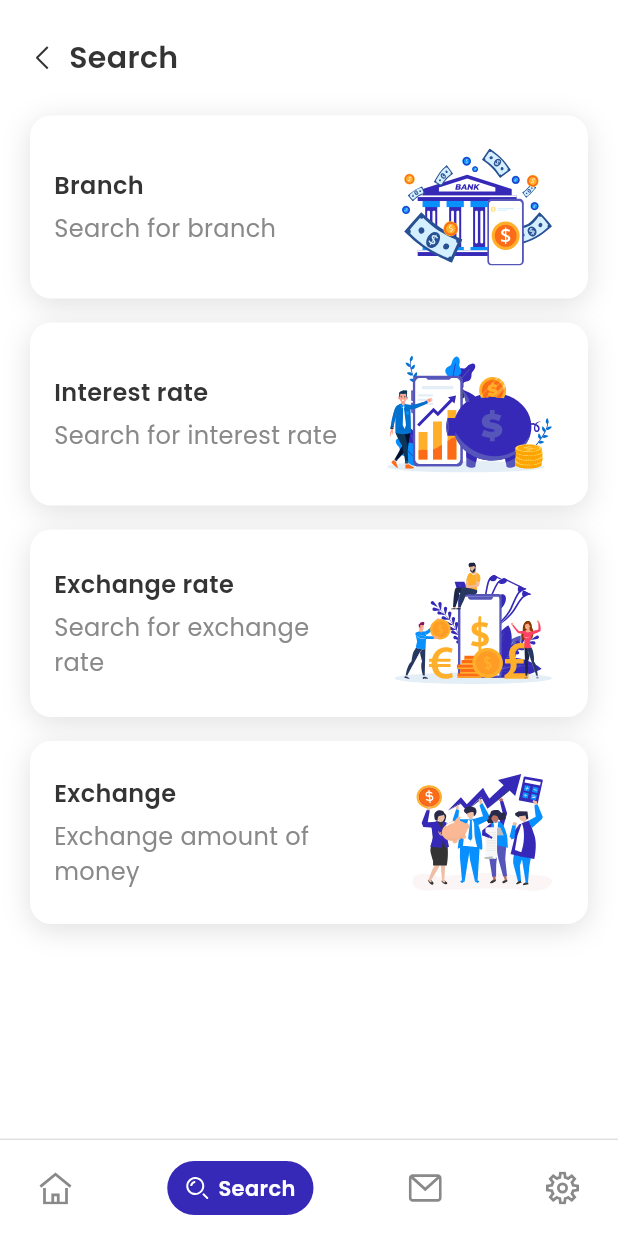
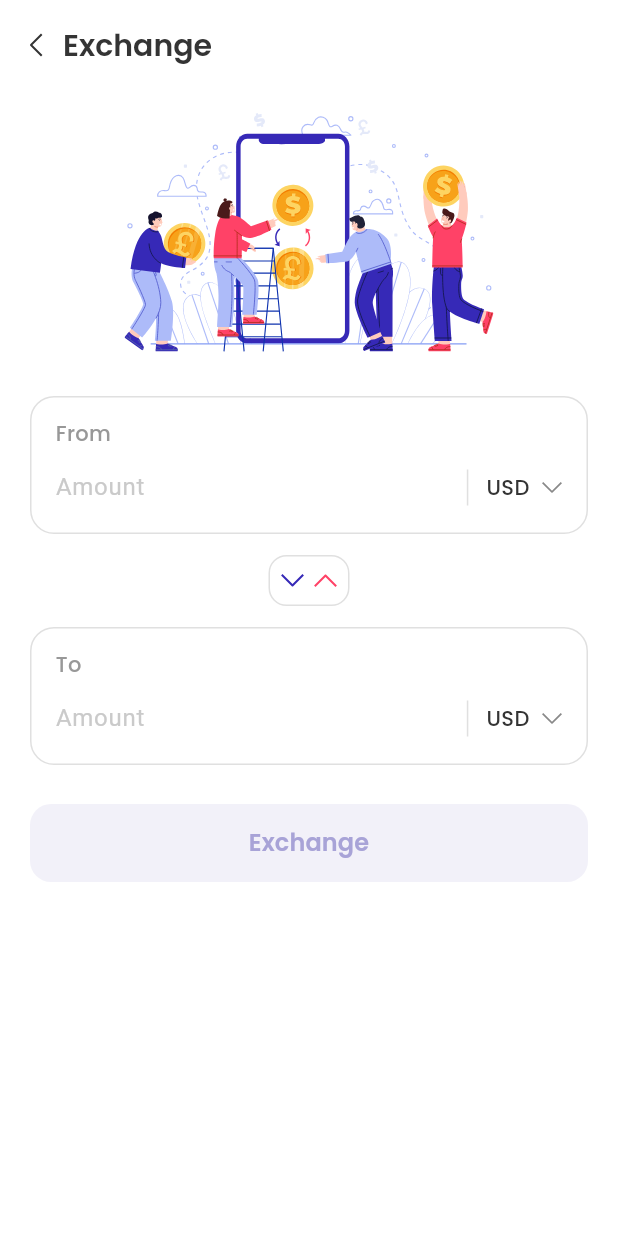
Before and after one commit to nghiaMeo/banking_application, a Flutter app: the screen it shows after launch, item 2 of the bottom bar chosen, after a tap on "Exchange", on a phone screen of 412 x 824 dp. Run offline on Flutter 3.47's test engine with Material 3 defaults, Android fonts, the phone set to English and light mode, and no system bars; our stand-ins replace dio, flutter_riverpod, flutter_svg, geolocator, google_fonts, google_maps_flutter; network calls fail; project files that could hold a hidden picture were left out.

Commit message:
build exchange page

```diff
--- a/lib/core/asset/vectors/app_vectors.dart
+++ b/lib/core/asset/vectors/app_vectors.dart
@@ -99,6 +99,8 @@ class AppVectors {
   static const transfers = '${basePathIllustration}transfer$format';
   static const successPassword =
       '${basePathIllustration}success_password$format';
+  static const currency = '${basePathIllustration}currency$format';
+
 
   //navigation_bar
   static const faceId = '${basePathNavigationBar}face_id$format';
--- a/lib/core/routing/app_router.dart
+++ b/lib/core/routing/app_router.dart
@@ -1,11 +1,14 @@
+import 'package:bank_app/features/exchange/presentation/pages/exchange_page.dart';
 import 'package:bank_app/features/home/presentation/pages/home_page.dart';
 import 'package:bank_app/features/interest/presentation/pages/interest_rate_page.dart';
 import 'package:flutter/material.dart';
 
-
 class AppRouter {
   static Widget get initialPage => const HomePage();
+
   static Widget get homePage => const HomePage();
+
   static Widget get interestRatePage => const InterestRatePage();
 
+  static Widget get exchangePage => const ExchangePage();
 }
--- /dev/null
+++ b/lib/features/exchange/presentation/pages/exchange_page.dart
@@ -0,0 +1,403 @@
+import 'package:bank_app/core/asset/vectors/app_vectors.dart';
+import 'package:bank_app/core/theme/colors_theme.dart';
+import 'package:bank_app/core/theme/typo_theme.dart';
+import 'package:bank_app/core/utils/app_bar_custom.dart';
+import 'package:bank_app/features/home/presentation/pages/home_page.dart';
+import 'package:flutter/material.dart';
+import 'package:flutter_riverpod/flutter_riverpod.dart';
+import 'package:flutter_svg/flutter_svg.dart';
+
+class ExchangePage extends ConsumerStatefulWidget {
+  const ExchangePage({super.key});
+
+  @override
+  ConsumerState<ExchangePage> createState() => _ExchangePageState();
+}
+
+class _ExchangePageState extends ConsumerState<ExchangePage> {
+  final _fromAmountController = TextEditingController();
+  final _toAmountController = TextEditingController();
+
+  final List<_CurrencyOption> _currencies = const [
+    _CurrencyOption(code: 'VND', name: 'Viet Nam Dong'),
+    _CurrencyOption(code: 'HKS', name: 'Hong Kong Dollar'),
+    _CurrencyOption(code: 'USD', name: 'Dollar'),
+    _CurrencyOption(code: 'NTS', name: 'Taiwan Dollar'),
+    _CurrencyOption(code: 'JS', name: 'Jamaika Dollar'),
+    _CurrencyOption(code: 'NTS', name: 'Taiwan Dollar'),
+    _CurrencyOption(code: 'JS', name: 'Jamaika Dollar'),
+    _CurrencyOption(code: 'NTS', name: 'Taiwan Dollar'),
+    _CurrencyOption(code: 'JS', name: 'Jamaika Dollar'),
+    _CurrencyOption(code: 'NTS', name: 'Taiwan Dollar'),
+    _CurrencyOption(code: 'JS', name: 'Jamaika Dollar'),
+    _CurrencyOption(code: 'NTS', name: 'Taiwan Dollar'),
+    _CurrencyOption(code: 'JS', name: 'Jamaika Dollar'),
+    _CurrencyOption(code: 'NTS', name: 'Taiwan Dollar'),
+    _CurrencyOption(code: 'JS', name: 'Jamaika Dollar'),
+    _CurrencyOption(code: 'NTS', name: 'Taiwan Dollar'),
+    _CurrencyOption(code: 'JS', name: 'Jamaika Dollar'),
+  ];
+
+  String _fromCurrency = 'USD';
+  String _toCurrency = 'USD';
+
+  @override
+  void initState() {
+    super.initState();
+    _fromAmountController.addListener(_onTextChanged);
+    _toAmountController.addListener(_onTextChanged);
+  }
+
+  @override
+  void dispose() {
+    _fromAmountController.removeListener(_onTextChanged);
+    _toAmountController.removeListener(_onTextChanged);
+    _fromAmountController.dispose();
+    _toAmountController.dispose();
+    super.dispose();
+  }
+
+  void _onTextChanged() {
+    if (mounted) setState(() {});
+  }
+
+  @override
+  Widget build(BuildContext context) {
+    return Scaffold(
+      backgroundColor: ColorsTheme.neutralWhite,
+      appBar: const AppBarCustom(
+        titleAppBar: 'Exchange',
+        backGroundColor: ColorsTheme.neutralWhite,
+        colorElement: ColorsTheme.neutralGreyDeep,
+        fallBackWidget: HomePage(),
+      ),
+      body: SafeArea(
+        top: false,
+        child: SingleChildScrollView(
+          padding: const EdgeInsets.fromLTRB(20, 8, 20, 24),
+          child: Column(
+            children: [
+              _buildIllustration(),
+              const SizedBox(height: 20),
+              _buildAmountCard(
+                context,
+                label: 'From',
+                controller: _fromAmountController,
+                currencyCode: _fromCurrency,
+                onCurrencyTap: () async {
+                  final selected = await _showCurrencyPicker(
+                    context,
+                    selectedCode: _fromCurrency,
+                  );
+                  if (selected == null) return;
+                  setState(() => _fromCurrency = selected);
+                },
+              ),
+              const SizedBox(height: 14),
+              _buildSwapButton(),
+              const SizedBox(height: 14),
+              _buildAmountCard(
+                context,
+                label: 'To',
+                controller: _toAmountController,
+                currencyCode: _toCurrency,
+                onCurrencyTap: () async {
+                  final selected = await _showCurrencyPicker(
+                    context,
+                    selectedCode: _toCurrency,
+                  );
+                  if (selected == null) return;
+                  setState(() => _toCurrency = selected);
+                },
+              ),
+              const SizedBox(height: 26),
+              _buildExchangeButton(context),
+            ],
+          ),
+        ),
+      ),
+    );
+  }
+
+  Widget _buildIllustration() {
+    return Padding(
+      padding: const EdgeInsets.only(top: 6),
+      child: SvgPicture.asset(
+        AppVectors.currency,
+        height: 170,
+        fit: BoxFit.contain,
+      ),
+    );
+  }
+
+  Widget _buildAmountCard(
+    BuildContext context, {
+    required String label,
+    required TextEditingController controller,
+    required String currencyCode,
+    required VoidCallback onCurrencyTap,
+  }) {
+    return Container(
+      width: double.infinity,
+      padding: const EdgeInsets.fromLTRB(16, 14, 16, 14),
+      decoration: BoxDecoration(
+        color: ColorsTheme.neutralWhite,
+        borderRadius: BorderRadius.circular(16),
+        border: Border.all(color: ColorsTheme.neutralVani),
+      ),
+      child: Column(
+        crossAxisAlignment: CrossAxisAlignment.start,
+        children: [
+          TypoTheme.bodyMedium_14(
+            context,
+            ColorsTheme.neutralGreyLight,
+            text: label,
+          ),
+          const SizedBox(height: 10),
+          Row(
+            children: [
+              Expanded(
+                child: TextField(
+                  controller: controller,
+                  keyboardType: const TextInputType.numberWithOptions(
+                    decimal: true,
+                  ),
+                  decoration: InputDecoration(
+                    isDense: true,
+                    hintText: 'Amount',
+                    hintStyle: TextStyle(color: ColorsTheme.neutralWhiteGrey),
+                    border: InputBorder.none,
+                  ),
+                ),
+              ),
+              Container(width: 1, height: 24, color: ColorsTheme.neutralVani),
+              const SizedBox(width: 12),
+              InkWell(
+                onTap: onCurrencyTap,
+                splashColor: Colors.transparent,
+                highlightColor: Colors.transparent,
+                hoverColor: Colors.transparent,
+                child: Row(
+                  mainAxisSize: MainAxisSize.min,
+                  children: [
+                    TypoTheme.bodyMedium_14(
+                      context,
+                      ColorsTheme.neutralGreyDeep,
+                      text: currencyCode,
+                    ),
+                    const SizedBox(width: 8),
+                    SvgPicture.asset(
+                      AppVectors.downSmall,
+                      width: 14,
+                      height: 14,
+                      colorFilter: const ColorFilter.mode(
+                        ColorsTheme.neutralGreyMid,
+                        BlendMode.srcIn,
+                      ),
+                    ),
+                  ],
+                ),
+              ),
+            ],
+          ),
+        ],
+      ),
+    );
+  }
+
+  Widget _buildSwapButton() {
+    return SizedBox(
+      height: 34,
+      child: Center(
+        child: InkWell(
+          onTap: () {
+            setState(() {
+              final tmpCurrency = _fromCurrency;
+              _fromCurrency = _toCurrency;
+              _toCurrency = tmpCurrency;
+
+              final tmpAmount = _fromAmountController.text;
+              _fromAmountController.text = _toAmountController.text;
+              _toAmountController.text = tmpAmount;
+            });
+          },
+          borderRadius: BorderRadius.circular(12),
+          child: Container(
+            width: 54,
+            height: 34,
+            decoration: BoxDecoration(
+              color: ColorsTheme.neutralWhite,
+              borderRadius: BorderRadius.circular(12),
+              border: Border.all(color: ColorsTheme.neutralVani),
+            ),
+            child: Row(
+              mainAxisAlignment: MainAxisAlignment.center,
+              children: [
+                SvgPicture.asset(
+                  AppVectors.down,
+                  width: 16,
+                  height: 16,
+                  colorFilter: const ColorFilter.mode(
+                    ColorsTheme.firstPrimary,
+                    BlendMode.srcIn,
+                  ),
+                ),
+                const SizedBox(width: 6),
+                SvgPicture.asset(
+                  AppVectors.up,
+                  width: 16,
+                  height: 16,
+                  colorFilter: const ColorFilter.mode(
+                    ColorsTheme.firstSemantic,
+                    BlendMode.srcIn,
+                  ),
+                ),
+              ],
+            ),
+          ),
+        ),
+      ),
+    );
+  }
+
+  Widget _buildExchangeButton(BuildContext context) {
+    final isEnabled =
+        _fromAmountController.text.trim().isNotEmpty &&
+        _toAmountController.text.trim().isNotEmpty;
+
+    return SizedBox(
+      width: double.infinity,
+      height: 52,
+      child: ElevatedButton(
+        onPressed: isEnabled ? () {} : null,
+        style: ElevatedButton.styleFrom(
+          backgroundColor: ColorsTheme.firstPrimary,
+          disabledBackgroundColor: ColorsTheme.fourthPrimary,
+          elevation: 0,
+          shape: RoundedRectangleBorder(
+            borderRadius: BorderRadius.circular(14),
+          ),
+        ),
+        child: TypoTheme.titleSemiBold_16(
+          context,
+          isEnabled ? ColorsTheme.neutralWhite : ColorsTheme.thirdPrimary,
+          text: 'Exchange',
+          textAlign: TextAlign.center,
+        ),
+      ),
+    );
+  }
+
+  Future<String?> _showCurrencyPicker(
+    BuildContext context, {
+    required String selectedCode,
+  }) async {
+    return showDialog<String>(
+      context: context,
+      barrierDismissible: true,
+      builder: (dialogContext) {
+        final media = MediaQuery.of(dialogContext);
+        final dialogWidth = media.size.width * 0.86;
+
+        return Center(
+          child: Material(
+            color: Colors.transparent,
+            child: Container(
+              width: dialogWidth,
+              padding: const EdgeInsets.fromLTRB(16, 12, 16, 16),
+              decoration: BoxDecoration(
+                color: ColorsTheme.neutralWhite,
+                borderRadius: BorderRadius.circular(16),
+              ),
+              child: Column(
+                mainAxisSize: MainAxisSize.min,
+                children: [
+                  Row(
+                    children: [
+                      Expanded(
+                        child: Center(
+                          child: TypoTheme.titleSemiBold_16(
+                            dialogContext,
+                            ColorsTheme.neutralGreyDeep,
+                            text: 'Select the currency',
+                            textAlign: TextAlign.center,
+                          ),
+                        ),
+                      ),
+                      InkWell(
+                        onTap: () => Navigator.of(dialogContext).pop(),
+                        splashColor: Colors.transparent,
+                        highlightColor: Colors.transparent,
+                        hoverColor: Colors.transparent,
+                        child: const Icon(
+                          Icons.close,
+                          color: ColorsTheme.neutralGreyMid,
+                        ),
+                      ),
+                    ],
+                  ),
+                  const SizedBox(height: 8),
+                  // Giới hạn chiều cao để danh sách có thể scroll khi nhiều hơn ~20 items.
+                  SizedBox(
+                    height: (media.size.height * 0.55).clamp(220.0, 380.0),
+                    child: ListView.separated(
+                      itemCount: _currencies.length,
+                      separatorBuilder: (_, __) => const Divider(
+                        height: 1,
+                        color: ColorsTheme.neutralVani,
+                      ),
+                      itemBuilder: (context, index) {
+                        final item = _currencies[index];
+                        final isSelected = item.code == selectedCode;
+                        return InkWell(
+                          onTap: () =>
+                              Navigator.of(dialogContext).pop(item.code),
+                          child: Padding(
+                            padding: const EdgeInsets.symmetric(
+                              horizontal: 4,
+                              vertical: 14,
+                            ),
+                            child: Row(
+                              children: [
+                                Expanded(
+                                  child: TypoTheme.bodyMedium_14(
+                                    context,
+                                    isSelected
+                                        ? ColorsTheme.firstPrimary
+                                        : ColorsTheme.neutralGreyLight,
+                                    text: '${item.code} ( ${item.name} )',
+                                  ),
+                                ),
+                                if (isSelected)
+                                  SvgPicture.asset(
+                                    AppVectors.tick,
+                                    width: 18,
+                                    height: 18,
+                                    colorFilter: const ColorFilter.mode(
+                                      ColorsTheme.firstPrimary,
+                                      BlendMode.srcIn,
+                                    ),
+                                  ),
+                              ],
+                            ),
+                          ),
+                        );
+                      },
+                    ),
+                  ),
+                ],
+              ),
+            ),
+          ),
+        );
+      },
+    );
+  }
+}
+
+class _CurrencyOption {
+  final String code;
+  final String name;
+
+  const _CurrencyOption({required this.code, required this.name});
+}
--- a/lib/features/home/presentation/pages/search_tab_page.dart
+++ b/lib/features/home/presentation/pages/search_tab_page.dart
@@ -7,6 +7,7 @@ import 'package:flutter/material.dart';
 import 'package:flutter_riverpod/flutter_riverpod.dart';
 import 'package:flutter_svg/flutter_svg.dart';
 
+import '../../../exchange/presentation/pages/exchange_page.dart';
 import '../../../exchange_rate/presentation/pages/exchange_rate_page.dart';
 import '../../../interest/presentation/pages/interest_rate_page.dart';
 
@@ -60,7 +61,7 @@ class _SearchTabPageState extends ConsumerState<SearchTabPage> {
       'branch_finder': () => const BranchFinderPage(),
       'interest_rate': () => const InterestRatePage(),
       'exchange_rate': () => const ExchangeRatePage(),
-      // 'exchange': () => const ExchangePage(),
+       'exchange': () => const ExchangePage(),
     };
 
     if (routes.containsKey(route)) {
```
Also changed, not shown: assets/svg/Illustration/currency.svg (added).
